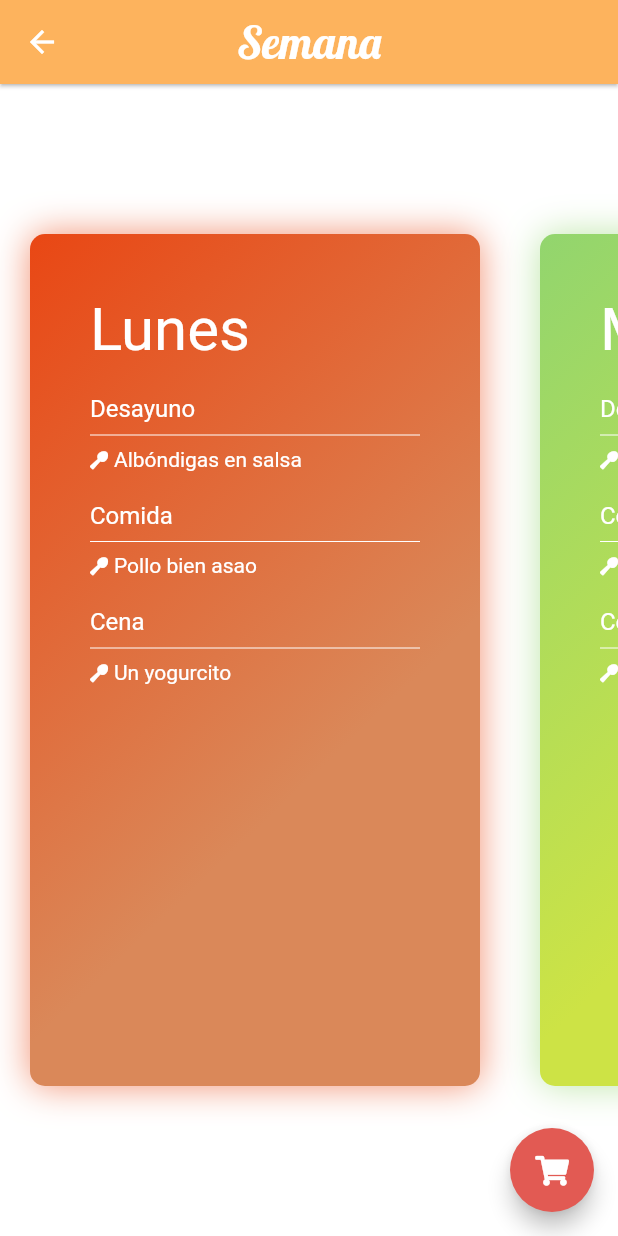
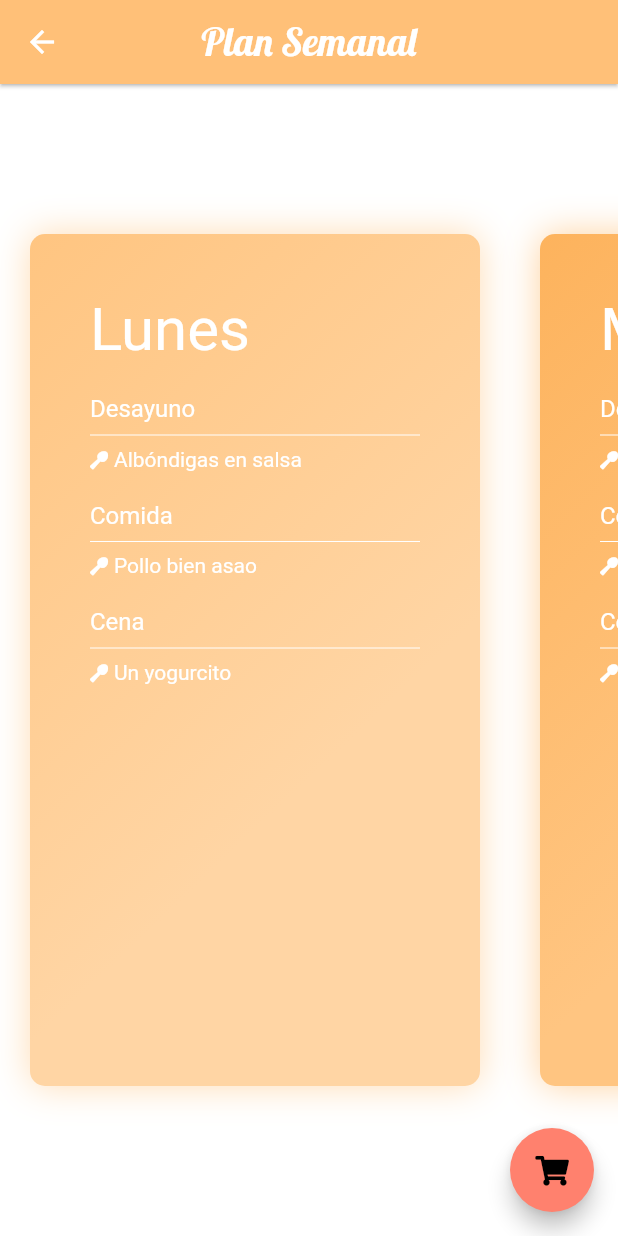
Before and after one commit to rubenrcm/app_recipes, a Flutter app: the WeekList screen opened directly, on a phone screen of 412 x 824 dp. Run offline on Flutter 3.47's test engine with Material 2 defaults, Android fonts, the phone set to English and light mode, and no system bars; our stand-ins replace fluttertoast, font_awesome_flutter, gallery_saver, image_picker, sqflite; missing offline and left inert: flutter_duration_picker; accounts and stored records are empty.

Commit message:
Small changes on the app's colors

```diff
--- a/lib/main.dart
+++ b/lib/main.dart
@@ -15,9 +15,9 @@ class MyApp extends StatelessWidget {
 	    debugShowCheckedModeBanner: false,
 	    theme: ThemeData(
 				brightness: Brightness.light,
-		    primaryColor: Color(0xFFFDB35D),
-				accentColor: Color(0xFFE25A53),
-				textSelectionHandleColor: Color(0xFFE25A53),
+		    primaryColor: Color(0xFFFFC078),
+				accentColor: Color(0xFFFF816E),
+				textSelectionHandleColor: Color(0xFFFF816E),
 				accentIconTheme: IconThemeData(color: Colors.white),
 				primaryIconTheme: IconThemeData(color: Colors.white),
 				primaryTextTheme: TextTheme(
--- a/lib/views/cart_list.dart
+++ b/lib/views/cart_list.dart
@@ -43,7 +43,7 @@ class CartListState extends State<CartList> {
           appBar: AppBar(
             title: Text('Carrito',
               style: TextStyle(fontFamily: 'Lobster',
-                  fontSize: 30),
+                  fontSize: 26),
             ),
             centerTitle: true,
             leading: IconButton(icon: Icon(Icons.arrow_back),
--- a/lib/views/recipe_list.dart
+++ b/lib/views/recipe_list.dart
@@ -51,7 +51,7 @@ class RecipeListState extends State<RecipeList> {
 		    elevation: 1.0,
 		    title: Text('Recetas',
 										style: TextStyle(fontFamily: 'Lobster',
-																			fontSize: 30),
+																			fontSize: 26),
 				),
 				actions: <Widget>[
 					IconButton(
@@ -212,7 +212,7 @@ class _search_delegate extends SearchDelegate<String> {
 	@override
   ThemeData appBarTheme(BuildContext context) {
     return ThemeData(
-			primaryColor: Color(0xFFFDB35D),
+			primaryColor: Color(0xFFFFC078),
 			accentIconTheme: IconThemeData(color: Colors.white),
 			primaryIconTheme: IconThemeData(color: Colors.white),
 			textTheme: TextTheme(
--- a/lib/views/week_list.dart
+++ b/lib/views/week_list.dart
@@ -45,9 +45,9 @@ class WeekListState extends State<WeekList> {
 	    appBar: AppBar(
 				centerTitle: true,
 		    elevation: 1.0,
-		    title: Text('Semana',
+		    title: Text('Plan Semanal',
 										style: TextStyle(fontFamily: 'Lobster',
-																			fontSize: 30),
+																			fontSize: 26),
 				),
 				leading: IconButton(icon: Icon(Icons.arrow_back),
 						onPressed: () {
@@ -72,13 +72,13 @@ class WeekListState extends State<WeekList> {
 			scrollDirection: Axis.horizontal,
 			physics: BouncingScrollPhysics(),
 			children: <Widget>[
-				dayCard(weekDays[0], 0xFFe94714, 0xFFda8859),
-				dayCard(weekDays[1], 0xFF92d56e, 0xFFcde345),
-				dayCard(weekDays[2], 0xFFa06bb9, 0xFFde6a9a),
-				dayCard(weekDays[3], 0xFF319fdd, 0xFF59d1d9),
-				dayCard(weekDays[4], 0xFFe2991d, 0xFFeece5b),
-				dayCard(weekDays[5], 0xFF32cd9a, 0xFF5bee9f),
-				dayCard(weekDays[6], 0xFFe75a5a, 0xFFbc79c2),
+				dayCard(weekDays[0], 0xFFFFC581, 0xFFFFD5A4),
+				dayCard(weekDays[1], 0xFFFDB35D, 0xFFFFC581),
+				dayCard(weekDays[2], 0xFFE59437, 0xFFFDB35D),
+				dayCard(weekDays[3], 0xFFE68649, 0xFFFDB35D),
+				dayCard(weekDays[4], 0xFFE68649, 0xFFE59437),
+				dayCard(weekDays[5], 0xFFE68649, 0xFFFF906B),
+				dayCard(weekDays[6], 0xFFFF906B, 0xFFFFC078),
 			],
 		);
   }
```
